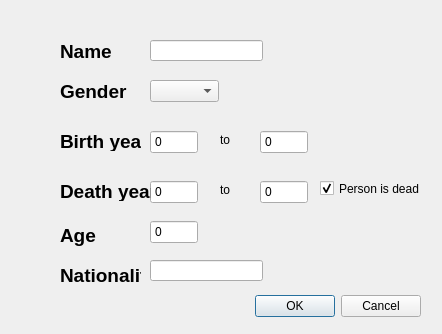
Before: the Qt Designer form searchPersonDialog.ui in annakrih/T113VLN1-3, drawn with Qt 5.
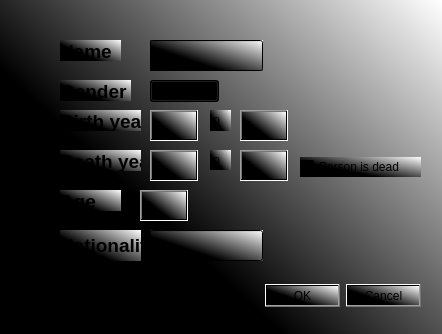
After: the same form once the commit is applied.

Commit message: search P dialog

Patch:
```diff
--- a/searchPersonDialog.ui
+++ b/searchPersonDialog.ui
@@ -25,15 +25,21 @@
   <property name="windowTitle">
    <string>Dialog</string>
   </property>
+  <property name="styleSheet">
+   <string notr="true">background-color: qlineargradient(spread:pad, x1:0.291, y1:0.568, x2:1, y2:0, stop:0 rgba(0, 0, 0, 255), stop:1 rgba(255, 255, 255, 255));</string>
+  </property>
   <widget class="QDialogButtonBox" name="buttonBox">
    <property name="geometry">
     <rect>
      <x>80</x>
-     <y>290</y>
+     <y>280</y>
      <width>341</width>
      <height>32</height>
     </rect>
    </property>
+   <property name="styleSheet">
+    <string notr="true">background-color: qconicalgradient(cx:1, cy:0.0340909, angle:0, stop:0 rgba(35, 40, 3, 255), stop:0.16 rgba(136, 106, 22, 255), stop:0.225 rgba(166, 140, 41, 255), stop:0.285 rgba(204, 181, 74, 255), stop:0.345 rgba(235, 219, 102, 255), stop:0.415 rgba(245, 236, 112, 255), stop:0.52 rgba(209, 190, 76, 255), stop:0.57 rgba(187, 156, 51, 255), stop:0.635 rgba(168, 142, 42, 255), stop:0.695 rgba(202, 174, 68, 255), stop:0.75 rgba(218, 202, 86, 255), stop:0.815 rgba(208, 187, 73, 255), stop:0.88 rgba(187, 156, 51, 255), stop:0.935 rgba(137, 108, 26, 255), stop:1 rgba(35, 40, 3, 255));</string>
+   </property>
    <property name="orientation">
     <enum>Qt::Horizontal</enum>
    </property>
@@ -50,6 +56,9 @@
      <height>21</height>
     </rect>
    </property>
+   <property name="styleSheet">
+    <string notr="true">background-color: qconicalgradient(cx:1, cy:0.0340909, angle:0, stop:0 rgba(35, 40, 3, 255), stop:0.16 rgba(136, 106, 22, 255), stop:0.225 rgba(166, 140, 41, 255), stop:0.285 rgba(204, 181, 74, 255), stop:0.345 rgba(235, 219, 102, 255), stop:0.415 rgba(245, 236, 112, 255), stop:0.52 rgba(209, 190, 76, 255), stop:0.57 rgba(187, 156, 51, 255), stop:0.635 rgba(168, 142, 42, 255), stop:0.695 rgba(202, 174, 68, 255), stop:0.75 rgba(218, 202, 86, 255), stop:0.815 rgba(208, 187, 73, 255), stop:0.88 rgba(187, 156, 51, 255), stop:0.935 rgba(137, 108, 26, 255), stop:1 rgba(35, 40, 3, 255));</string>
+   </property>
    <property name="text">
     <string>&lt;html&gt;&lt;head/&gt;&lt;body&gt;&lt;p&gt;&lt;span style=&quot; font-size:14pt; font-weight:600;&quot;&gt;Name&lt;/span&gt;&lt;/p&gt;&lt;/body&gt;&lt;/html&gt;</string>
    </property>
@@ -60,29 +69,39 @@
      <x>150</x>
      <y>40</y>
      <width>113</width>
-     <height>21</height>
+     <height>31</height>
     </rect>
    </property>
+   <property name="styleSheet">
+    <string notr="true">background-color: qconicalgradient(cx:1, cy:0.0340909, angle:0, stop:0 rgba(35, 40, 3, 255), stop:0.16 rgba(136, 106, 22, 255), stop:0.225 rgba(166, 140, 41, 255), stop:0.285 rgba(204, 181, 74, 255), stop:0.345 rgba(235, 219, 102, 255), stop:0.415 rgba(245, 236, 112, 255), stop:0.52 rgba(209, 190, 76, 255), stop:0.57 rgba(187, 156, 51, 255), stop:0.635 rgba(168, 142, 42, 255), stop:0.695 rgba(202, 174, 68, 255), stop:0.75 rgba(218, 202, 86, 255), stop:0.815 rgba(208, 187, 73, 255), stop:0.88 rgba(187, 156, 51, 255), stop:0.935 rgba(137, 108, 26, 255), stop:1 rgba(35, 40, 3, 255));
+</string>
+   </property>
   </widget>
   <widget class="QLineEdit" name="inputNat">
    <property name="geometry">
     <rect>
      <x>150</x>
-     <y>260</y>
+     <y>230</y>
      <width>113</width>
-     <height>21</height>
+     <height>31</height>
     </rect>
    </property>
+   <property name="styleSheet">
+    <string notr="true">background-color: qconicalgradient(cx:1, cy:0.0340909, angle:0, stop:0 rgba(35, 40, 3, 255), stop:0.16 rgba(136, 106, 22, 255), stop:0.225 rgba(166, 140, 41, 255), stop:0.285 rgba(204, 181, 74, 255), stop:0.345 rgba(235, 219, 102, 255), stop:0.415 rgba(245, 236, 112, 255), stop:0.52 rgba(209, 190, 76, 255), stop:0.57 rgba(187, 156, 51, 255), stop:0.635 rgba(168, 142, 42, 255), stop:0.695 rgba(202, 174, 68, 255), stop:0.75 rgba(218, 202, 86, 255), stop:0.815 rgba(208, 187, 73, 255), stop:0.88 rgba(187, 156, 51, 255), stop:0.935 rgba(137, 108, 26, 255), stop:1 rgba(35, 40, 3, 255));</string>
+   </property>
   </widget>
   <widget class="QSpinBox" name="inputDYFrom">
    <property name="geometry">
     <rect>
      <x>150</x>
-     <y>180</y>
+     <y>150</y>
      <width>48</width>
-     <height>24</height>
+     <height>31</height>
     </rect>
    </property>
+   <property name="styleSheet">
+    <string notr="true">background-color: qconicalgradient(cx:1, cy:0.0340909, angle:0, stop:0 rgba(35, 40, 3, 255), stop:0.16 rgba(136, 106, 22, 255), stop:0.225 rgba(166, 140, 41, 255), stop:0.285 rgba(204, 181, 74, 255), stop:0.345 rgba(235, 219, 102, 255), stop:0.415 rgba(245, 236, 112, 255), stop:0.52 rgba(209, 190, 76, 255), stop:0.57 rgba(187, 156, 51, 255), stop:0.635 rgba(168, 142, 42, 255), stop:0.695 rgba(202, 174, 68, 255), stop:0.75 rgba(218, 202, 86, 255), stop:0.815 rgba(208, 187, 73, 255), stop:0.88 rgba(187, 156, 51, 255), stop:0.935 rgba(137, 108, 26, 255), stop:1 rgba(35, 40, 3, 255));</string>
+   </property>
    <property name="buttonSymbols">
     <enum>QAbstractSpinBox::NoButtons</enum>
    </property>
@@ -90,12 +109,15 @@
   <widget class="QCheckBox" name="inputCheckDY">
    <property name="geometry">
     <rect>
-     <x>320</x>
-     <y>180</y>
+     <x>300</x>
+     <y>157</y>
      <width>121</width>
-     <height>17</height>
+     <height>20</height>
     </rect>
    </property>
+   <property name="styleSheet">
+    <string notr="true">background-color: qconicalgradient(cx:1, cy:0.0340909, angle:0, stop:0 rgba(35, 40, 3, 255), stop:0.16 rgba(136, 106, 22, 255), stop:0.225 rgba(166, 140, 41, 255), stop:0.285 rgba(204, 181, 74, 255), stop:0.345 rgba(235, 219, 102, 255), stop:0.415 rgba(245, 236, 112, 255), stop:0.52 rgba(209, 190, 76, 255), stop:0.57 rgba(187, 156, 51, 255), stop:0.635 rgba(168, 142, 42, 255), stop:0.695 rgba(202, 174, 68, 255), stop:0.75 rgba(218, 202, 86, 255), stop:0.815 rgba(208, 187, 73, 255), stop:0.88 rgba(187, 156, 51, 255), stop:0.935 rgba(137, 108, 26, 255), stop:1 rgba(35, 40, 3, 255));</string>
+   </property>
    <property name="text">
     <string>Person is dead</string>
    </property>
@@ -112,6 +134,9 @@
      <height>22</height>
     </rect>
    </property>
+   <property name="styleSheet">
+    <string notr="true">background-color: qconicalgradient(cx:1, cy:0.0340909, angle:0, stop:0 rgba(35, 40, 3, 255), stop:0.16 rgba(136, 106, 22, 255), stop:0.225 rgba(166, 140, 41, 255), stop:0.285 rgba(204, 181, 74, 255), stop:0.345 rgba(235, 219, 102, 255), stop:0.415 rgba(245, 236, 112, 255), stop:0.52 rgba(209, 190, 76, 255), stop:0.57 rgba(187, 156, 51, 255), stop:0.635 rgba(168, 142, 42, 255), stop:0.695 rgba(202, 174, 68, 255), stop:0.75 rgba(218, 202, 86, 255), stop:0.815 rgba(208, 187, 73, 255), stop:0.88 rgba(187, 156, 51, 255), stop:0.935 rgba(137, 108, 26, 255), stop:1 rgba(35, 40, 3, 255));</string>
+   </property>
   </widget>
   <widget class="QLabel" name="labelGender">
    <property name="geometry">
@@ -122,6 +147,9 @@
      <height>21</height>
     </rect>
    </property>
+   <property name="styleSheet">
+    <string notr="true">background-color: qconicalgradient(cx:1, cy:0.0340909, angle:0, stop:0 rgba(35, 40, 3, 255), stop:0.16 rgba(136, 106, 22, 255), stop:0.225 rgba(166, 140, 41, 255), stop:0.285 rgba(204, 181, 74, 255), stop:0.345 rgba(235, 219, 102, 255), stop:0.415 rgba(245, 236, 112, 255), stop:0.52 rgba(209, 190, 76, 255), stop:0.57 rgba(187, 156, 51, 255), stop:0.635 rgba(168, 142, 42, 255), stop:0.695 rgba(202, 174, 68, 255), stop:0.75 rgba(218, 202, 86, 255), stop:0.815 rgba(208, 187, 73, 255), stop:0.88 rgba(187, 156, 51, 255), stop:0.935 rgba(137, 108, 26, 255), stop:1 rgba(35, 40, 3, 255));</string>
+   </property>
    <property name="text">
     <string>&lt;html&gt;&lt;head/&gt;&lt;body&gt;&lt;p&gt;&lt;span style=&quot; font-size:14pt; font-weight:600;&quot;&gt;Gender&lt;/span&gt;&lt;/p&gt;&lt;/body&gt;&lt;/html&gt;</string>
    </property>
@@ -130,11 +158,14 @@
    <property name="geometry">
     <rect>
      <x>60</x>
-     <y>180</y>
-     <width>91</width>
+     <y>150</y>
+     <width>81</width>
      <height>21</height>
     </rect>
    </property>
+   <property name="styleSheet">
+    <string notr="true">background-color: qconicalgradient(cx:1, cy:0.0340909, angle:0, stop:0 rgba(35, 40, 3, 255), stop:0.16 rgba(136, 106, 22, 255), stop:0.225 rgba(166, 140, 41, 255), stop:0.285 rgba(204, 181, 74, 255), stop:0.345 rgba(235, 219, 102, 255), stop:0.415 rgba(245, 236, 112, 255), stop:0.52 rgba(209, 190, 76, 255), stop:0.57 rgba(187, 156, 51, 255), stop:0.635 rgba(168, 142, 42, 255), stop:0.695 rgba(202, 174, 68, 255), stop:0.75 rgba(218, 202, 86, 255), stop:0.815 rgba(208, 187, 73, 255), stop:0.88 rgba(187, 156, 51, 255), stop:0.935 rgba(137, 108, 26, 255), stop:1 rgba(35, 40, 3, 255));</string>
+   </property>
    <property name="text">
     <string>&lt;html&gt;&lt;head/&gt;&lt;body&gt;&lt;p&gt;&lt;span style=&quot; font-size:14pt; font-weight:600;&quot;&gt;Death year&lt;/span&gt;&lt;/p&gt;&lt;/body&gt;&lt;/html&gt;</string>
    </property>
@@ -143,11 +174,14 @@
    <property name="geometry">
     <rect>
      <x>60</x>
-     <y>220</y>
+     <y>190</y>
      <width>61</width>
-     <height>31</height>
+     <height>21</height>
     </rect>
    </property>
+   <property name="styleSheet">
+    <string notr="true">background-color: qconicalgradient(cx:1, cy:0.0340909, angle:0, stop:0 rgba(35, 40, 3, 255), stop:0.16 rgba(136, 106, 22, 255), stop:0.225 rgba(166, 140, 41, 255), stop:0.285 rgba(204, 181, 74, 255), stop:0.345 rgba(235, 219, 102, 255), stop:0.415 rgba(245, 236, 112, 255), stop:0.52 rgba(209, 190, 76, 255), stop:0.57 rgba(187, 156, 51, 255), stop:0.635 rgba(168, 142, 42, 255), stop:0.695 rgba(202, 174, 68, 255), stop:0.75 rgba(218, 202, 86, 255), stop:0.815 rgba(208, 187, 73, 255), stop:0.88 rgba(187, 156, 51, 255), stop:0.935 rgba(137, 108, 26, 255), stop:1 rgba(35, 40, 3, 255));</string>
+   </property>
    <property name="text">
     <string>&lt;html&gt;&lt;head/&gt;&lt;body&gt;&lt;p&gt;&lt;span style=&quot; font-size:14pt; font-weight:600;&quot;&gt;Age&lt;/span&gt;&lt;/p&gt;&lt;/body&gt;&lt;/html&gt;</string>
    </property>
@@ -156,11 +190,14 @@
    <property name="geometry">
     <rect>
      <x>60</x>
-     <y>260</y>
+     <y>230</y>
      <width>81</width>
      <height>31</height>
     </rect>
    </property>
+   <property name="styleSheet">
+    <string notr="true">background-color: qconicalgradient(cx:1, cy:0.0340909, angle:0, stop:0 rgba(35, 40, 3, 255), stop:0.16 rgba(136, 106, 22, 255), stop:0.225 rgba(166, 140, 41, 255), stop:0.285 rgba(204, 181, 74, 255), stop:0.345 rgba(235, 219, 102, 255), stop:0.415 rgba(245, 236, 112, 255), stop:0.52 rgba(209, 190, 76, 255), stop:0.57 rgba(187, 156, 51, 255), stop:0.635 rgba(168, 142, 42, 255), stop:0.695 rgba(202, 174, 68, 255), stop:0.75 rgba(218, 202, 86, 255), stop:0.815 rgba(208, 187, 73, 255), stop:0.88 rgba(187, 156, 51, 255), stop:0.935 rgba(137, 108, 26, 255), stop:1 rgba(35, 40, 3, 255));</string>
+   </property>
    <property name="text">
     <string>&lt;html&gt;&lt;head/&gt;&lt;body&gt;&lt;p&gt;&lt;span style=&quot; font-size:14pt; font-weight:600;&quot;&gt;Nationality&lt;/span&gt;&lt;/p&gt;&lt;/body&gt;&lt;/html&gt;</string>
    </property>
@@ -169,11 +206,14 @@
    <property name="geometry">
     <rect>
      <x>60</x>
-     <y>130</y>
+     <y>110</y>
      <width>81</width>
      <height>21</height>
     </rect>
    </property>
+   <property name="styleSheet">
+    <string notr="true">background-color: qconicalgradient(cx:1, cy:0.0340909, angle:0, stop:0 rgba(35, 40, 3, 255), stop:0.16 rgba(136, 106, 22, 255), stop:0.225 rgba(166, 140, 41, 255), stop:0.285 rgba(204, 181, 74, 255), stop:0.345 rgba(235, 219, 102, 255), stop:0.415 rgba(245, 236, 112, 255), stop:0.52 rgba(209, 190, 76, 255), stop:0.57 rgba(187, 156, 51, 255), stop:0.635 rgba(168, 142, 42, 255), stop:0.695 rgba(202, 174, 68, 255), stop:0.75 rgba(218, 202, 86, 255), stop:0.815 rgba(208, 187, 73, 255), stop:0.88 rgba(187, 156, 51, 255), stop:0.935 rgba(137, 108, 26, 255), stop:1 rgba(35, 40, 3, 255));</string>
+   </property>
    <property name="text">
     <string>&lt;html&gt;&lt;head/&gt;&lt;body&gt;&lt;p&gt;&lt;span style=&quot; font-size:14pt; font-weight:600;&quot;&gt;Birth year&lt;/span&gt;&lt;/p&gt;&lt;/body&gt;&lt;/html&gt;</string>
    </property>
@@ -182,11 +222,14 @@
    <property name="geometry">
     <rect>
      <x>150</x>
-     <y>130</y>
+     <y>110</y>
      <width>48</width>
-     <height>24</height>
+     <height>31</height>
     </rect>
    </property>
+   <property name="styleSheet">
+    <string notr="true">background-color: qconicalgradient(cx:1, cy:0.0340909, angle:0, stop:0 rgba(35, 40, 3, 255), stop:0.16 rgba(136, 106, 22, 255), stop:0.225 rgba(166, 140, 41, 255), stop:0.285 rgba(204, 181, 74, 255), stop:0.345 rgba(235, 219, 102, 255), stop:0.415 rgba(245, 236, 112, 255), stop:0.52 rgba(209, 190, 76, 255), stop:0.57 rgba(187, 156, 51, 255), stop:0.635 rgba(168, 142, 42, 255), stop:0.695 rgba(202, 174, 68, 255), stop:0.75 rgba(218, 202, 86, 255), stop:0.815 rgba(208, 187, 73, 255), stop:0.88 rgba(187, 156, 51, 255), stop:0.935 rgba(137, 108, 26, 255), stop:1 rgba(35, 40, 3, 255));</string>
+   </property>
    <property name="buttonSymbols">
     <enum>QAbstractSpinBox::NoButtons</enum>
    </property>
@@ -194,12 +237,15 @@
   <widget class="QSpinBox" name="inputBYTo">
    <property name="geometry">
     <rect>
-     <x>260</x>
-     <y>130</y>
+     <x>240</x>
+     <y>110</y>
      <width>48</width>
-     <height>24</height>
+     <height>31</height>
     </rect>
    </property>
+   <property name="styleSheet">
+    <string notr="true">background-color: qconicalgradient(cx:1, cy:0.0340909, angle:0, stop:0 rgba(35, 40, 3, 255), stop:0.16 rgba(136, 106, 22, 255), stop:0.225 rgba(166, 140, 41, 255), stop:0.285 rgba(204, 181, 74, 255), stop:0.345 rgba(235, 219, 102, 255), stop:0.415 rgba(245, 236, 112, 255), stop:0.52 rgba(209, 190, 76, 255), stop:0.57 rgba(187, 156, 51, 255), stop:0.635 rgba(168, 142, 42, 255), stop:0.695 rgba(202, 174, 68, 255), stop:0.75 rgba(218, 202, 86, 255), stop:0.815 rgba(208, 187, 73, 255), stop:0.88 rgba(187, 156, 51, 255), stop:0.935 rgba(137, 108, 26, 255), stop:1 rgba(35, 40, 3, 255));</string>
+   </property>
    <property name="buttonSymbols">
     <enum>QAbstractSpinBox::NoButtons</enum>
    </property>
@@ -207,12 +253,15 @@
   <widget class="QLabel" name="labelToBY">
    <property name="geometry">
     <rect>
-     <x>220</x>
-     <y>130</y>
+     <x>210</x>
+     <y>110</y>
      <width>21</width>
-     <height>20</height>
+     <height>21</height>
     </rect>
    </property>
+   <property name="styleSheet">
+    <string notr="true">background-color: qconicalgradient(cx:1, cy:0.0340909, angle:0, stop:0 rgba(35, 40, 3, 255), stop:0.16 rgba(136, 106, 22, 255), stop:0.225 rgba(166, 140, 41, 255), stop:0.285 rgba(204, 181, 74, 255), stop:0.345 rgba(235, 219, 102, 255), stop:0.415 rgba(245, 236, 112, 255), stop:0.52 rgba(209, 190, 76, 255), stop:0.57 rgba(187, 156, 51, 255), stop:0.635 rgba(168, 142, 42, 255), stop:0.695 rgba(202, 174, 68, 255), stop:0.75 rgba(218, 202, 86, 255), stop:0.815 rgba(208, 187, 73, 255), stop:0.88 rgba(187, 156, 51, 255), stop:0.935 rgba(137, 108, 26, 255), stop:1 rgba(35, 40, 3, 255));</string>
+   </property>
    <property name="text">
     <string>&lt;html&gt;&lt;head/&gt;&lt;body&gt;&lt;p&gt;to&lt;/p&gt;&lt;/body&gt;&lt;/html&gt;</string>
    </property>
@@ -220,12 +269,15 @@
   <widget class="QSpinBox" name="inputAge">
    <property name="geometry">
     <rect>
-     <x>150</x>
-     <y>220</y>
+     <x>140</x>
+     <y>190</y>
      <width>48</width>
-     <height>24</height>
+     <height>31</height>
     </rect>
    </property>
+   <property name="styleSheet">
+    <string notr="true">background-color: qconicalgradient(cx:1, cy:0.0340909, angle:0, stop:0 rgba(35, 40, 3, 255), stop:0.16 rgba(136, 106, 22, 255), stop:0.225 rgba(166, 140, 41, 255), stop:0.285 rgba(204, 181, 74, 255), stop:0.345 rgba(235, 219, 102, 255), stop:0.415 rgba(245, 236, 112, 255), stop:0.52 rgba(209, 190, 76, 255), stop:0.57 rgba(187, 156, 51, 255), stop:0.635 rgba(168, 142, 42, 255), stop:0.695 rgba(202, 174, 68, 255), stop:0.75 rgba(218, 202, 86, 255), stop:0.815 rgba(208, 187, 73, 255), stop:0.88 rgba(187, 156, 51, 255), stop:0.935 rgba(137, 108, 26, 255), stop:1 rgba(35, 40, 3, 255));</string>
+   </property>
    <property name="buttonSymbols">
     <enum>QAbstractSpinBox::NoButtons</enum>
    </property>
@@ -233,12 +285,15 @@
   <widget class="QSpinBox" name="inputDYTo">
    <property name="geometry">
     <rect>
-     <x>260</x>
-     <y>180</y>
+     <x>240</x>
+     <y>150</y>
      <width>48</width>
-     <height>24</height>
+     <height>31</height>
     </rect>
    </property>
+   <property name="styleSheet">
+    <string notr="true">background-color: qconicalgradient(cx:1, cy:0.0340909, angle:0, stop:0 rgba(35, 40, 3, 255), stop:0.16 rgba(136, 106, 22, 255), stop:0.225 rgba(166, 140, 41, 255), stop:0.285 rgba(204, 181, 74, 255), stop:0.345 rgba(235, 219, 102, 255), stop:0.415 rgba(245, 236, 112, 255), stop:0.52 rgba(209, 190, 76, 255), stop:0.57 rgba(187, 156, 51, 255), stop:0.635 rgba(168, 142, 42, 255), stop:0.695 rgba(202, 174, 68, 255), stop:0.75 rgba(218, 202, 86, 255), stop:0.815 rgba(208, 187, 73, 255), stop:0.88 rgba(187, 156, 51, 255), stop:0.935 rgba(137, 108, 26, 255), stop:1 rgba(35, 40, 3, 255));</string>
+   </property>
    <property name="buttonSymbols">
     <enum>QAbstractSpinBox::NoButtons</enum>
    </property>
@@ -246,12 +301,15 @@
   <widget class="QLabel" name="labelToDY">
    <property name="geometry">
     <rect>
-     <x>220</x>
-     <y>180</y>
+     <x>210</x>
+     <y>150</y>
      <width>21</width>
      <height>20</height>
     </rect>
    </property>
+   <property name="styleSheet">
+    <string notr="true">background-color: qconicalgradient(cx:1, cy:0.0340909, angle:0, stop:0 rgba(35, 40, 3, 255), stop:0.16 rgba(136, 106, 22, 255), stop:0.225 rgba(166, 140, 41, 255), stop:0.285 rgba(204, 181, 74, 255), stop:0.345 rgba(235, 219, 102, 255), stop:0.415 rgba(245, 236, 112, 255), stop:0.52 rgba(209, 190, 76, 255), stop:0.57 rgba(187, 156, 51, 255), stop:0.635 rgba(168, 142, 42, 255), stop:0.695 rgba(202, 174, 68, 255), stop:0.75 rgba(218, 202, 86, 255), stop:0.815 rgba(208, 187, 73, 255), stop:0.88 rgba(187, 156, 51, 255), stop:0.935 rgba(137, 108, 26, 255), stop:1 rgba(35, 40, 3, 255));</string>
+   </property>
    <property name="text">
     <string>&lt;html&gt;&lt;head/&gt;&lt;body&gt;&lt;p&gt;to&lt;/p&gt;&lt;/body&gt;&lt;/html&gt;</string>
    </property>
```
